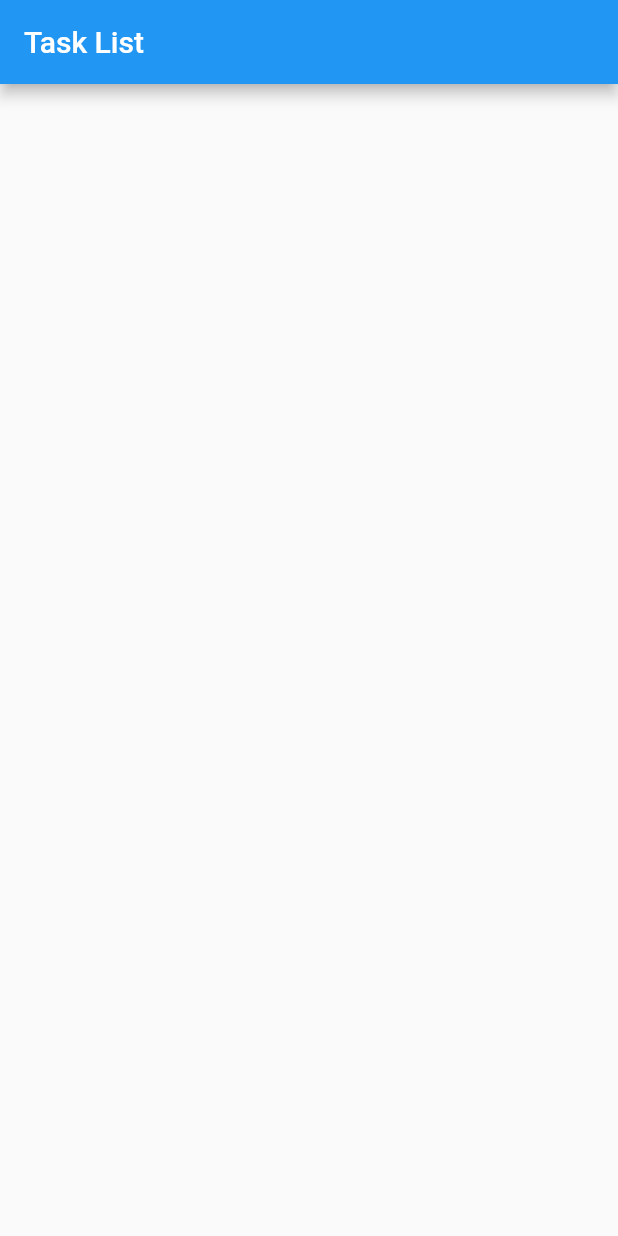
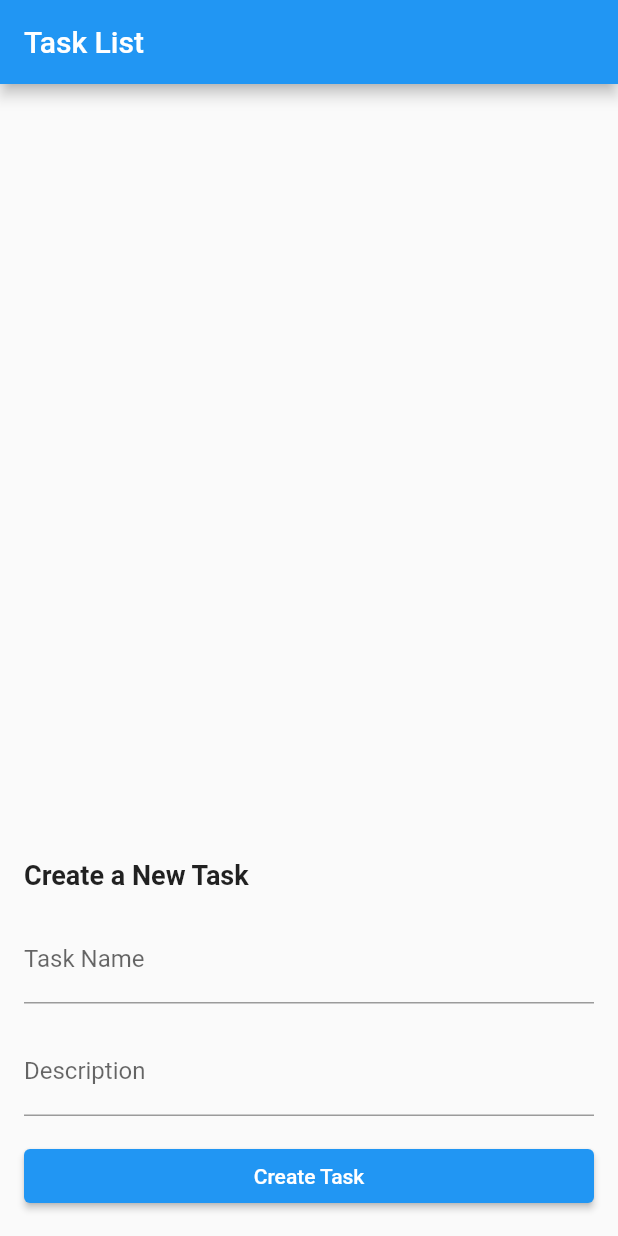
Before and after one commit to mittons/SharpWingFrontend, a Flutter app: the screen it shows after launch, on a phone screen of 412 x 824 dp. Run offline on Flutter 3.47's test engine with Material 2 defaults, Android fonts, the phone set to English and light mode, and no system bars; network calls fail.

Commit message:
Added a task create widget

```diff
--- a/lib/screens/task_list.dart
+++ b/lib/screens/task_list.dart
@@ -3,6 +3,7 @@
 import 'package:flutter/material.dart';
 import 'package:sharp_wing_frontend/models/task.dart';
 import 'package:sharp_wing_frontend/screens/task_edit_screen.dart';
+import 'package:sharp_wing_frontend/widgets/task_create_widget.dart';
 import 'package:sharp_wing_frontend/widgets/task_list_item.dart';
 import 'package:sharp_wing_frontend/services/task_service.dart';
 
@@ -41,7 +42,10 @@ class _TaskListScreenState extends State<TaskListScreen> {
         appBar: AppBar(
           title: const Text('Task List'),
         ),
-      body: ListView.builder(
+        body: Column(
+          children: [
+            Expanded(
+              child: ListView.builder(
                 itemCount: tasks.length,
                 itemBuilder: (context, index) {
                   final task = tasks[index];
@@ -49,7 +53,8 @@ class _TaskListScreenState extends State<TaskListScreen> {
                     task: task,
                     onCheckboxToggle: (taskToUpdate, newValue) {
                       setState(() {
-                taskToUpdate.status = newValue! ? 'completed' : 'not completed';
+                        taskToUpdate.status =
+                            newValue! ? 'completed' : 'not completed';
                       });
                     },
                     onEdit: (editTask) {
@@ -62,8 +67,8 @@ class _TaskListScreenState extends State<TaskListScreen> {
                             onSave: (updatedTask) {
                               // Update the task in the original list of tasks
                               setState(() {
-                        int index = tasks.indexWhere(
-                            (task) => task.taskId == updatedTask.taskId);
+                                int index = tasks.indexWhere((task) =>
+                                    task.taskId == updatedTask.taskId);
                                 if (index != -1) {
                                   tasks[index] = updatedTask;
                                 }
@@ -81,6 +86,19 @@ class _TaskListScreenState extends State<TaskListScreen> {
                   ); // Use the TaskListItem widget
                 },
               ),
-    );
+            ),
+            TaskCreateWidget(onCreateTask: _createTask)
+          ],
+        ));
+  }
+
+  Future<void> _createTask(Task createdTask) async {
+    Task createdTaskFromApi = await widget.taskService.createTask(createdTask);
+
+    if (!context.mounted) return;
+
+    setState(() {
+      tasks.add(createdTaskFromApi);
+    });
   }
 }
--- /dev/null
+++ b/lib/widgets/task_create_widget.dart
@@ -0,0 +1,75 @@
+import 'package:flutter/material.dart';
+import 'package:sharp_wing_frontend/models/task.dart';
+
+class TaskCreateWidget extends StatefulWidget {
+  final Function(Task createdTask) onCreateTask;
+
+  TaskCreateWidget({required this.onCreateTask});
+
+  @override
+  _TaskCreateWidgetState createState() => _TaskCreateWidgetState();
+}
+
+class _TaskCreateWidgetState extends State<TaskCreateWidget> {
+  final TextEditingController taskNameController = TextEditingController();
+  final TextEditingController descriptionController = TextEditingController();
+
+  @override
+  Widget build(BuildContext context) {
+    return Container(
+      padding: EdgeInsets.all(16.0),
+      child: Column(
+        crossAxisAlignment: CrossAxisAlignment.stretch,
+        children: [
+          const Text(
+            'Create a New Task',
+            style: TextStyle(fontSize: 18.0, fontWeight: FontWeight.bold),
+          ),
+          const SizedBox(height: 16.0),
+          TextField(
+            controller: taskNameController,
+            decoration: InputDecoration(labelText: 'Task Name'),
+          ),
+          const SizedBox(height: 16.0),
+          TextField(
+            controller: descriptionController,
+            decoration: InputDecoration(labelText: 'Description'),
+          ),
+          const SizedBox(height: 16.0),
+          ElevatedButton(
+            onPressed: () {
+              _createTask();
+            },
+            child: const Text('Create Task'),
+          ),
+        ],
+      ),
+    );
+  }
+
+  void _createTask() {
+    // Get the task data from the form
+    final String taskName = taskNameController.text;
+    final String description = descriptionController.text;
+
+    // Validate input (you can add more validation as needed)
+
+    // Create a new Task object
+    final Task newTask = Task(
+      taskId: -1, // Assign a unique ID (you can generate one as needed)
+      taskName: taskName,
+      description: description,
+      createdDate: DateTime.now(),
+      dueDate: DateTime.now(), // You can set the due date as needed
+      status: 'not completed',
+      priority: 'medium', // Set priority as needed
+    );
+
+    // Call the onSave callback to handle the new task
+    widget.onCreateTask(newTask);
+
+    // Clear the input fields
+    taskNameController.clear();
+    descriptionController.clear();
+  }
+}
```
Also changed, not shown: 1 other file. Lines whose indentation alone changed are shown as unchanged.
